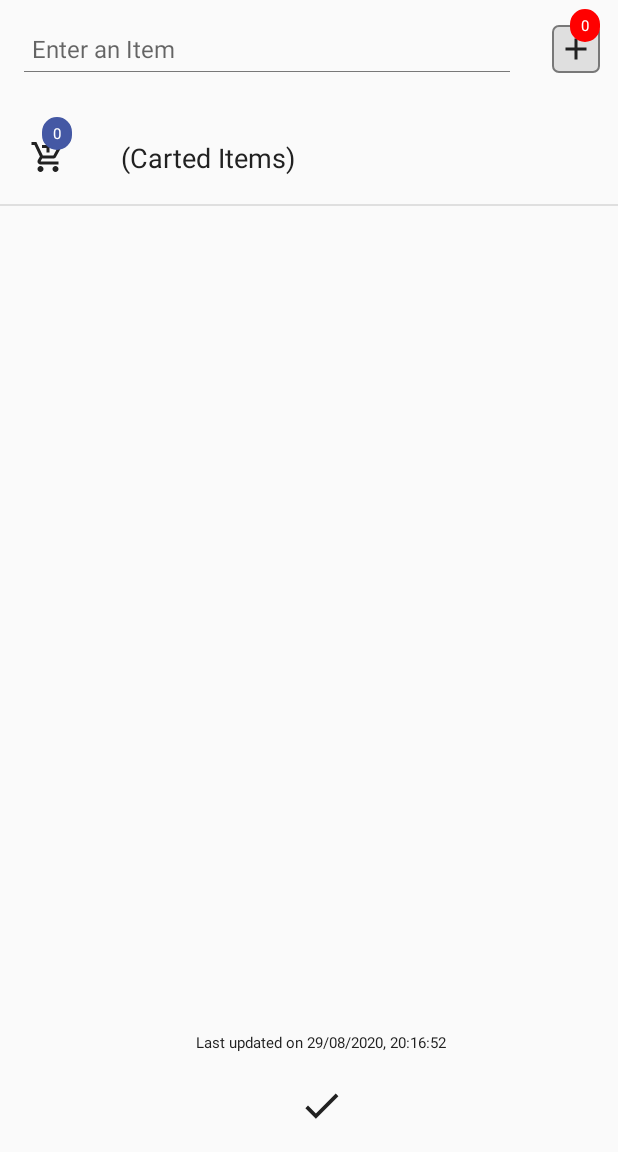
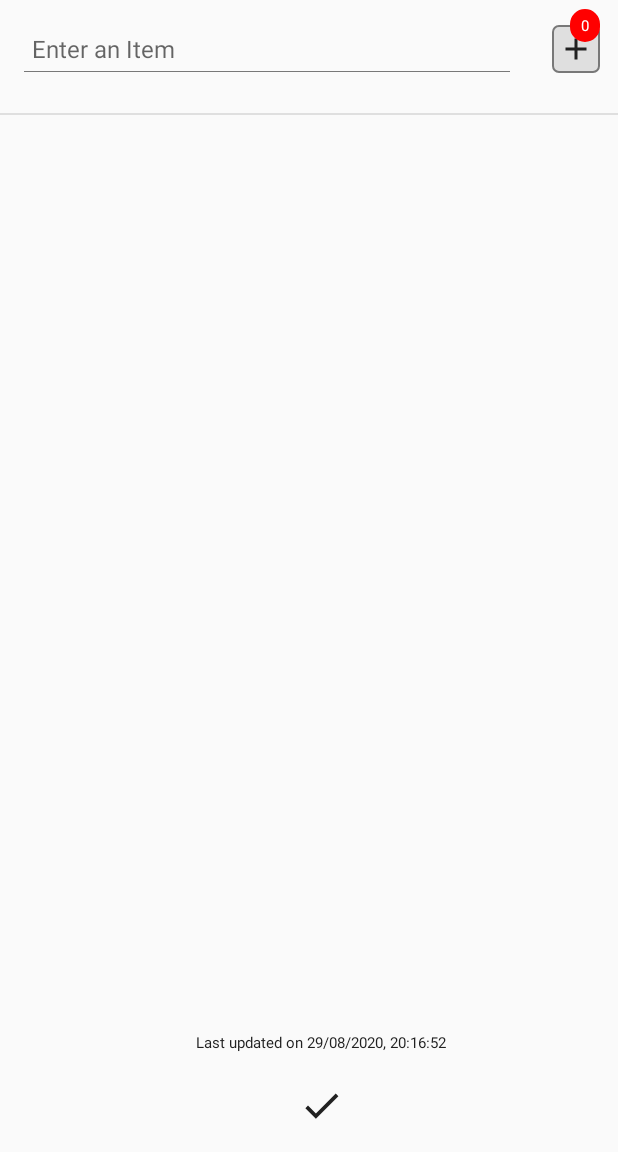
Before and after one commit to one-zeros/shopping-list-app, an Android app: the screen it shows after launch (MainActivity), on a phone screen of 412 x 824 dp, the part 84-1236 px from its top. Run offline under Robolectric (Android 15) with nearby library versions, the light colour scheme and no system bars; 5 statements that could not run were skipped.

Commit message:
continuous list

```diff
--- a/app/src/main/java/in/onenzeros/shoppinglist/listener/CartItemClickListener.kt
+++ /dev/null
@@ -1,5 +0,0 @@
-package `in`.onenzeros.shoppinglist.listener
-
-interface CartItemClickListener {
-    fun undoToShoppingList(pos :Int, name : String)
-}
--- a/app/src/main/java/in/onenzeros/shoppinglist/listener/ShoppingItemClickListener.kt
+++ b/app/src/main/java/in/onenzeros/shoppinglist/listener/ShoppingItemClickListener.kt
@@ -3,4 +3,5 @@ package `in`.onenzeros.shoppinglist.listener
 interface ShoppingItemClickListener {
     fun onAddToCart(pos :Int, name : String)
     fun onDelete(pos :Int, name : String)
+    fun undoToShoppingList(pos :Int, name : String)
 }
--- a/app/src/main/java/in/onenzeros/shoppinglist/screen/MainActivity.kt
+++ b/app/src/main/java/in/onenzeros/shoppinglist/screen/MainActivity.kt
@@ -1,12 +1,11 @@
 package `in`.onenzeros.shoppinglist.screen
 
 import `in`.onenzeros.shoppinglist.R
-import `in`.onenzeros.shoppinglist.adapter.CartAdapter
-import `in`.onenzeros.shoppinglist.adapter.ShoppingAdapter
-import `in`.onenzeros.shoppinglist.listener.CartItemClickListener
+import `in`.onenzeros.shoppinglist.adapter.ShoppingListAdapter
 import `in`.onenzeros.shoppinglist.listener.ShoppingItemClickListener
 import android.os.Bundle
 import android.view.KeyEvent
+import android.view.KeyEvent.ACTION_DOWN
 import android.view.View
 import androidx.appcompat.app.AppCompatActivity
 import androidx.recyclerview.widget.DividerItemDecoration
@@ -18,8 +17,7 @@ import kotlinx.android.synthetic.main.layout_cart_icon.*
 //TODO Alka, please avoid _ in package name
 class MainActivity : AppCompatActivity() {
 
-    lateinit var shoppingAdapter: ShoppingAdapter
-    lateinit var cartAdapter: CartAdapter
+    private lateinit var shoppingAdapter: ShoppingListAdapter
 
     override fun onCreate(savedInstanceState: Bundle?) {
         super.onCreate(savedInstanceState)
@@ -28,42 +26,21 @@ class MainActivity : AppCompatActivity() {
     }
 
     private fun initUI() {
-        setCartListVisibility(false)
-        cartAdapter =
-            CartAdapter(arrayListOf())
-        cartAdapter.setOnItemClickListener(object :
-            CartItemClickListener {
-            //TODO Alka, format code before checkin :)- I have done it for now
+        shoppingAdapter =
+            ShoppingListAdapter(arrayListOf(), arrayListOf())
+        shoppingAdapter.setOnItemClickListener(object :
+            ShoppingItemClickListener {
+            override fun onAddToCart(pos: Int, name: String) {
+                updateBadgeCount()
+            }
+            override fun onDelete(pos: Int, name: String) {
+                updateBadgeCount()
+            }
             override fun undoToShoppingList(pos: Int, name: String) {
-                shoppingAdapter.addData(name)
-                setCartListVisibility(cartAdapter.itemCount > 0)
                 updateBadgeCount()
             }
         })
-        rv_cart.layoutManager = LinearLayoutManager(this)
-        rv_cart.adapter = cartAdapter
-        rv_cart.addItemDecoration(
-            DividerItemDecoration(
-                this,
-                (rv_cart.layoutManager as LinearLayoutManager).orientation
-            )
-        )
 
-
-        shoppingAdapter =
-            ShoppingAdapter(arrayListOf())
-        shoppingAdapter.setOnItemClickListener(object :
-            ShoppingItemClickListener {
-            override fun onAddToCart(pos: Int, name: String) {
-                cartAdapter.addCartItem(name)
-                setCartListVisibility(cartAdapter.itemCount > 0)
-                updateBadgeCount()
-            }
-
-            override fun onDelete(pos: Int, name: String) {
-                updateBadgeCount()
-            }
-        })
         rv_shopping.layoutManager = LinearLayoutManager(this)
         rv_shopping.adapter = shoppingAdapter
         rv_shopping.addItemDecoration(
@@ -80,7 +57,7 @@ class MainActivity : AppCompatActivity() {
         et_enter_item.setOnKeyListener(object : View.OnKeyListener {
             override fun onKey(v: View?, keyCode: Int, event: KeyEvent): Boolean {
                 // If the event is a key-down event on the "enter" button
-                if (event.action === KeyEvent.ACTION_DOWN && keyCode == KeyEvent.KEYCODE_ENTER) {
+                if (event.action === ACTION_DOWN && keyCode == KeyEvent.KEYCODE_ENTER) {
                     addToShoppingList()
                     et_enter_item.requestFocus()
                     return true
@@ -91,26 +68,14 @@ class MainActivity : AppCompatActivity() {
     }
 
     private fun addToShoppingList() {
-        shoppingAdapter.addData(et_enter_item.text.toString())
+        shoppingAdapter.addShoppingListItem(et_enter_item.text.toString())
         et_enter_item.setText("")
         updateBadgeCount()
     }
 
     private fun updateBadgeCount() {
-        if (shoppingAdapter.itemCount > 0)
-            cl_shopping.visibility = View.VISIBLE
-        else
-            cl_shopping.visibility = View.GONE
-        layout_add_icon.tv_count.text = shoppingAdapter.itemCount.toString()
-        tv_cart_count.text = cartAdapter.itemCount.toString()
+        layout_add_icon.tv_count.text = shoppingAdapter.getShoppingListItemCount().toString()
+        tv_cart_count.text = shoppingAdapter.getCartListItemCount().toString()
     }
 
-    //TODO please avoid single char variables, use meaningful names - check rest of the code too. - I have done it for now :)
-    private fun setCartListVisibility(visible: Boolean) {
-        if (visible) {
-            cl_cart.visibility = View.VISIBLE
-        } else {
-            cl_cart.visibility = View.GONE
-        }
-    }
 }
--- a/app/src/main/res/layout/activity_main.xml
+++ b/app/src/main/res/layout/activity_main.xml
@@ -48,14 +48,14 @@
         android:id="@+id/cl_shopping"
         android:layout_width="match_parent"
         android:layout_height="0dp"
-        android:visibility="gone"
+        android:visibility="visible"
         app:layout_constraintVertical_bias="1"
         app:layout_constraintVertical_chainStyle="packed"
         app:layout_constrainedHeight="true"
         app:layout_constraintEnd_toEndOf="parent"
         app:layout_constraintStart_toStartOf="parent"
         app:layout_constraintTop_toBottomOf="@id/layout_add_icon"
-        app:layout_constraintBottom_toTopOf="@id/cl_cart">
+        app:layout_constraintBottom_toTopOf="@id/tv_sync_time">
         <View
             android:id="@+id/shopping_divider_top"
             android:layout_width="match_parent"
@@ -80,70 +80,6 @@
         app:layout_constraintTop_toTopOf="parent"
         tools:itemCount="1"
         tools:listitem="@layout/adapter_shopping_list_item" />
-    </androidx.constraintlayout.widget.ConstraintLayout>
-
-    <androidx.constraintlayout.widget.ConstraintLayout
-        android:id="@+id/cl_cart"
-        android:layout_width="match_parent"
-        android:layout_height="0dp"
-        android:visibility="visible"
-        app:layout_constraintVertical_bias="1"
-        app:layout_constraintVertical_chainStyle="packed"
-        app:layout_constraintHeight_min="250dp"
-        app:layout_constrainedHeight="true"
-        app:layout_constraintEnd_toEndOf="parent"
-        app:layout_constraintStart_toStartOf="parent"
-        app:layout_constraintTop_toBottomOf="@id/cl_shopping"
-        app:layout_constraintBottom_toTopOf="@id/tv_sync_time">
-
-    <include
-        android:id="@+id/layout_cart"
-        layout="@layout/layout_cart_icon"
-        android:layout_width="wrap_content"
-        android:layout_height="wrap_content"
-        android:layout_marginStart="4dp"
-        android:layout_marginLeft="4dp"
-        android:layout_marginTop="16dp"
-        app:layout_constraintStart_toStartOf="parent"
-        app:layout_constraintTop_toTopOf="parent" />
-
-    <TextView
-        android:id="@+id/tv_carted_items"
-        android:layout_width="wrap_content"
-        android:layout_height="wrap_content"
-        android:layout_gravity="end|center_vertical"
-        android:layout_marginStart="16dp"
-        android:layout_marginLeft="16dp"
-        android:gravity="center"
-        android:padding="4dp"
-        android:text="@string/carted_item"
-        android:textColor="@color/textColor"
-        android:textSize="18sp"
-        app:layout_constraintBottom_toBottomOf="@id/layout_cart"
-        app:layout_constraintStart_toEndOf="@id/layout_cart"
-        app:layout_constraintTop_toTopOf="@id/layout_cart" />
-
-    <View
-        android:id="@+id/cart_divider_top"
-        android:layout_width="match_parent"
-        android:layout_height="1dp"
-        android:background="@color/divider"
-        app:layout_constraintBottom_toTopOf="@id/rv_cart"
-        app:layout_constraintEnd_toEndOf="parent"
-        app:layout_constraintStart_toStartOf="parent" />
-
-    <androidx.recyclerview.widget.RecyclerView
-        android:id="@+id/rv_cart"
-        android:layout_width="0dp"
-        android:layout_height="0dp"
-        android:layout_marginTop="16dp"
-        android:layout_marginBottom="16dp"
-        app:layout_constraintEnd_toEndOf="parent"
-        app:layout_constraintStart_toStartOf="parent"
-        app:layout_constraintTop_toBottomOf="@id/tv_carted_items"
-        app:layout_constraintBottom_toBottomOf="parent"
-        tools:itemCount="9"
-        tools:listitem="@layout/adapter_cart_list_item" />
     </androidx.constraintlayout.widget.ConstraintLayout>
 
     <TextView
--- a/app/src/main/res/layout/layout_cart_icon.xml
+++ b/app/src/main/res/layout/layout_cart_icon.xml
@@ -1,4 +1,3 @@
-<?xml version="1.0" encoding="utf-8"?>
 <?xml version="1.0" encoding="utf-8"?>
 <FrameLayout xmlns:app="http://schemas.android.com/apk/res-auto"
     xmlns:tools="http://schemas.android.com/tools"
```
Also changed, not shown: app/src/main/java/in/onenzeros/shoppinglist/adapter/CartAdapter.kt (deleted, +0 -52 lines), app/src/main/java/in/onenzeros/shoppinglist/adapter/ShoppingAdapter.kt (deleted, +0 -53 lines), app/src/main/java/in/onenzeros/shoppinglist/adapter/ShoppingListAdapter.kt (added, +164 -0 lines), app/src/main/java/in/onenzeros/shoppinglist/model/ShoppingModel.kt (added, +8 -0 lines), app/src/main/res/layout/adapter_cart_header_item.xml (added, +41 -0 lines).
